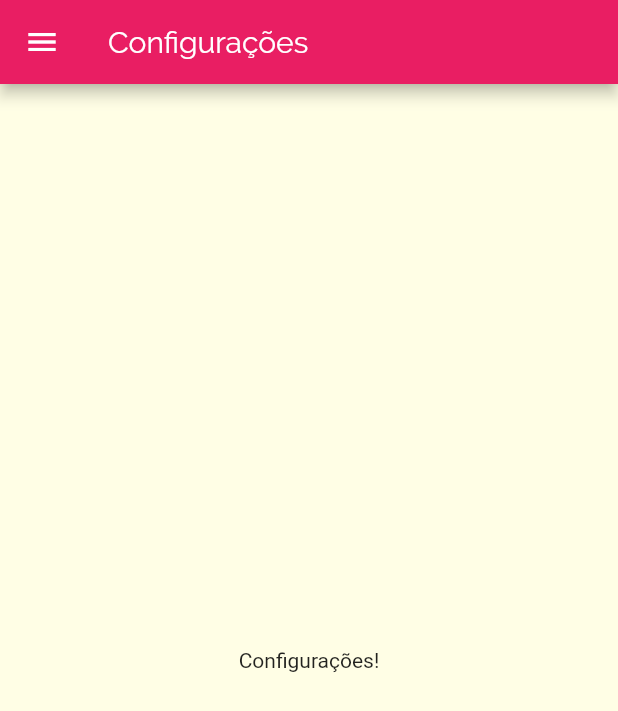
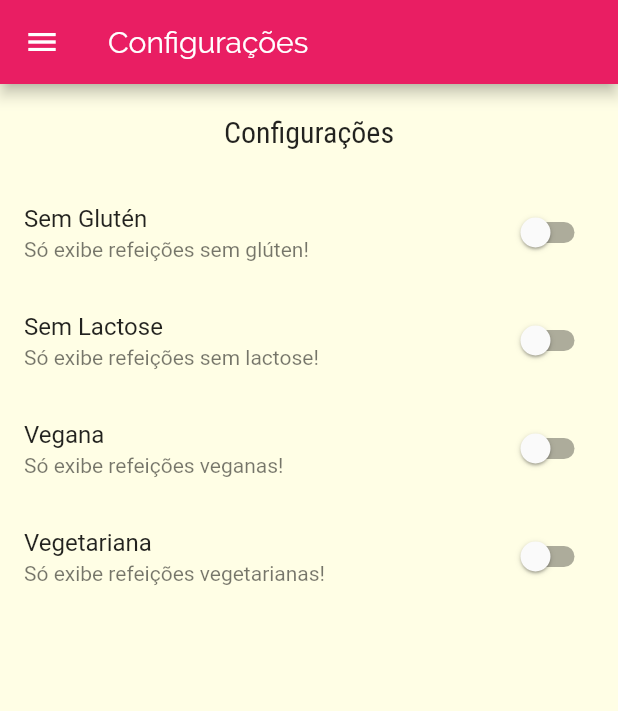
Before and after one commit to lucasgaldinodev/flutter_refeicoes, a Flutter app: the SettingsScreen screen opened by its route, on a phone screen of 412 x 824 dp. Shown: the top 711 px of the screen. Run offline on Flutter 3.47's test engine with Material 2 defaults, Android fonts, the phone set to English and light mode, and no system bars; network calls fail.

```diff
--- /dev/null
+++ b/lib/models/settings.dart
@@ -0,0 +1,13 @@
+class Settings {
+  bool isGlutenFree;
+  bool isLactoseFree;
+  bool isVegan;
+  bool isVegetarian;
+
+  Settings({
+    this.isGlutenFree = false,
+    this.isLactoseFree = false,
+    this.isVegan = false,
+    this.isVegetarian = false,
+  });
+}
--- a/lib/screens/settings_screen.dart
+++ b/lib/screens/settings_screen.dart
@@ -1,8 +1,44 @@
 import 'package:flutter/material.dart';
 
 import '../components/main_drawer.dart';
+import '../models/settings.dart';
 
-class SettingsScreen extends StatelessWidget {
+class SettingsScreen extends StatefulWidget {
+  final Settings settings;
+  final Function(Settings) onSettingsChanged;
+
+  const SettingsScreen(this.settings, this.onSettingsChanged);
+
+  @override
+  _SettingsScreenState createState() => _SettingsScreenState();
+}
+
+class _SettingsScreenState extends State<SettingsScreen> {
+  Settings settings = Settings();
+
+  @override
+  void initState() {
+    super.initState();
+    settings = widget.settings;
+  }
+
+  Widget _createSwitch(
+    String title,
+    String subtitle,
+    bool value,
+    Function(bool) onChanged,
+  ) {
+    return SwitchListTile.adaptive(
+      title: Text(title),
+      subtitle: Text(subtitle),
+      value: value,
+      onChanged: (value) {
+        onChanged(value);
+        widget.onSettingsChanged(settings);
+      },
+    );
+  }
+
   @override
   Widget build(BuildContext context) {
     return Scaffold(
@@ -10,8 +46,46 @@ class SettingsScreen extends StatelessWidget {
         title: Text('Configurações'),
       ),
       drawer: MainDrawer(),
-      body: Center(
-        child: Text('Configurações!'),
+      body: Column(
+        children: [
+          Container(
+            padding: EdgeInsets.all(20),
+            child: Text(
+              'Configurações',
+              style: Theme.of(context).textTheme.headline6,
+            ),
+          ),
+          Expanded(
+            child: ListView(
+              children: [
+                _createSwitch(
+                  'Sem Glutén',
+                  'Só exibe refeições sem glúten!',
+                  settings.isGlutenFree,
+                  (value) => setState(() => settings.isGlutenFree = value),
+                ),
+                _createSwitch(
+                  'Sem Lactose',
+                  'Só exibe refeições sem lactose!',
+                  settings.isLactoseFree,
+                  (value) => setState(() => settings.isLactoseFree = value),
+                ),
+                _createSwitch(
+                  'Vegana',
+                  'Só exibe refeições veganas!',
+                  settings.isVegan,
+                  (value) => setState(() => settings.isVegan = value),
+                ),
+                _createSwitch(
+                  'Vegetariana',
+                  'Só exibe refeições vegetarianas!',
+                  settings.isVegetarian,
+                  (value) => setState(() => settings.isVegetarian = value),
+                ),
+              ],
+            ),
+          ),
+        ],
       ),
     );
   }
```
Also changed, not shown: lib/components/meal_item.dart (+10 -2 lines), lib/main.dart (+48 -5 lines), lib/screens/categories_meals_screen.dart (+6 -2 lines), lib/screens/favorite_screen.dart (+19 -3 lines), lib/screens/meal_detail_screen.dart (+11 -0 lines), lib/screens/tabs_screen.dart (+15 -4 lines).
